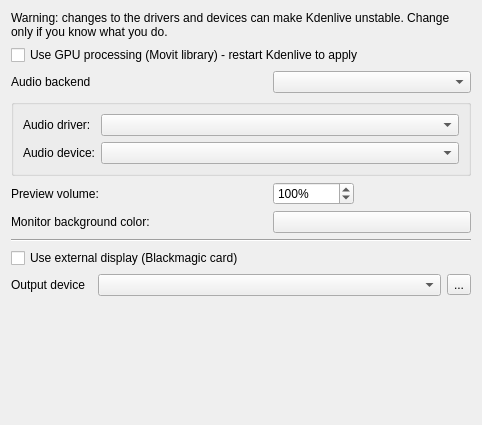
KDE/kdenlive, file src/ui/configsdl_ui.ui: the form before one commit.
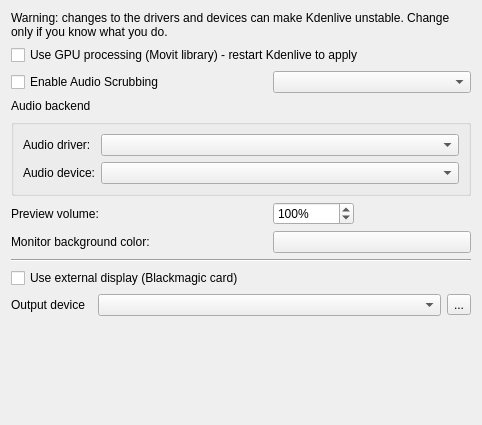
The form after the commit. Custom widgets are drawn as their Qt base class.

Commit message: Add audio scrubbing setting to the UI

What changed in the file:
```diff
--- a/src/ui/configsdl_ui.ui
+++ b/src/ui/configsdl_ui.ui
@@ -28,14 +28,21 @@
      </property>
     </widget>
    </item>
-   <item row="2" column="0" colspan="2">
+    <item row="2" column="0" colspan="6">
+     <widget class="QCheckBox" name="kcfg_audio_scrub">
+      <property name="text">
+       <string>Enable Audio Scrubbing</string>
+     </property>
+    </widget>
+   </item>
+   <item row="3" column="0" colspan="2">
     <widget class="QLabel" name="label_4">
      <property name="text">
       <string>Audio backend</string>
      </property>
     </widget>
    </item>
-   <item row="3" column="0" colspan="6">
+   <item row="4" column="0" colspan="6">
     <widget class="QGroupBox" name="group_sdl">
      <property name="title">
       <string/>
@@ -76,14 +83,14 @@
      </layout>
     </widget>
    </item>
-   <item row="4" column="0" colspan="2">
+   <item row="5" column="0" colspan="2">
     <widget class="QLabel" name="label_3">
      <property name="text">
       <string>Preview volume:</string>
      </property>
     </widget>
    </item>
-   <item row="4" column="3">
+   <item row="5" column="3">
     <widget class="QSpinBox" name="kcfg_volume">
      <property name="suffix">
       <string>%</string>
@@ -96,14 +103,14 @@
      </property>
     </widget>
    </item>
-   <item row="5" column="0" colspan="3">
+   <item row="6" column="0" colspan="3">
     <widget class="QLabel" name="label">
      <property name="text">
       <string>Monitor background color:</string>
      </property>
     </widget>
    </item>
-   <item row="5" column="3" colspan="3">
+   <item row="6" column="3" colspan="3">
     <widget class="KColorButton" name="kcfg_window_background">
      <property name="defaultColor" stdset="0">
       <color>
@@ -114,28 +121,28 @@
      </property>
     </widget>
    </item>
-   <item row="6" column="0" colspan="6">
+   <item row="7" column="0" colspan="6">
     <widget class="Line" name="line">
      <property name="orientation">
       <enum>Qt::Horizontal</enum>
      </property>
     </widget>
    </item>
-   <item row="7" column="0" colspan="4">
+   <item row="8" column="0" colspan="4">
     <widget class="QCheckBox" name="kcfg_external_display">
      <property name="text">
       <string>Use external display (Blackmagic card)</string>
      </property>
     </widget>
    </item>
-   <item row="8" column="0">
+   <item row="9" column="0">
     <widget class="QLabel" name="label_5">
      <property name="text">
       <string>Output device</string>
      </property>
     </widget>
    </item>
-   <item row="8" column="1" colspan="4">
+   <item row="9" column="1" colspan="4">
     <widget class="QComboBox" name="kcfg_blackmagic_output_device">
      <property name="enabled">
       <bool>true</bool>
@@ -148,14 +155,14 @@
      </property>
     </widget>
    </item>
-   <item row="8" column="5">
+   <item row="9" column="5">
     <widget class="QToolButton" name="reload_blackmagic">
      <property name="text">
       <string>...</string>
      </property>
     </widget>
    </item>
-   <item row="9" column="4">
+   <item row="10" column="4">
     <spacer name="verticalSpacer">
      <property name="orientation">
       <enum>Qt::Vertical</enum>
```
